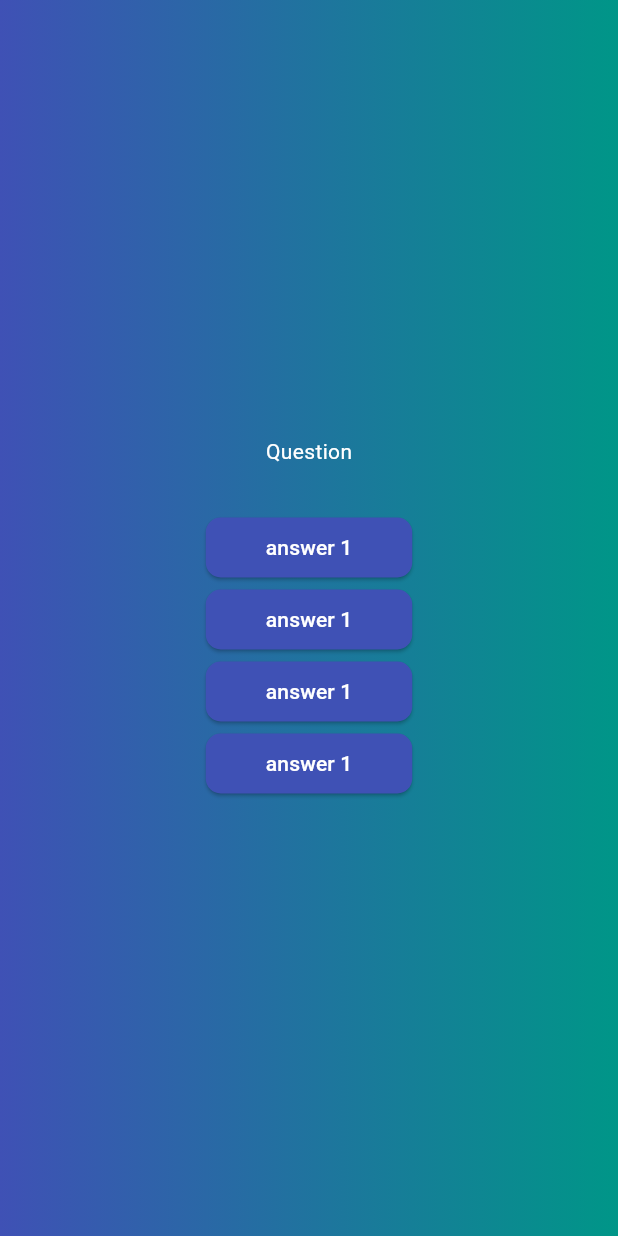
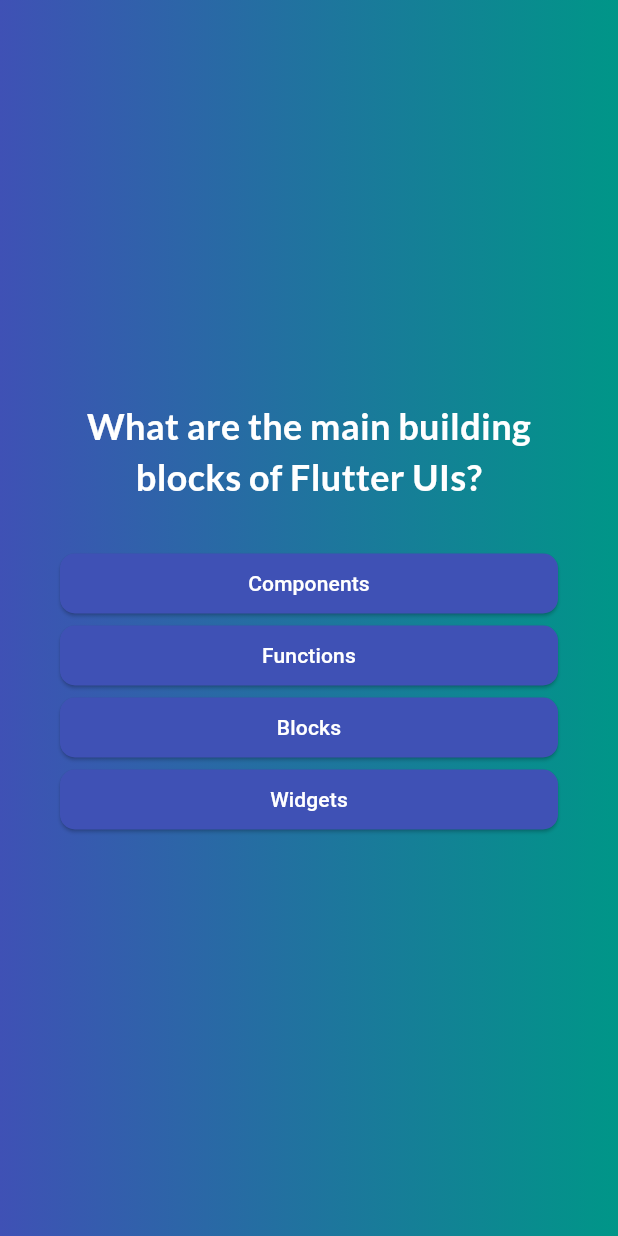
Before and after one commit to sinbruh/quiz_app, a Flutter app: the screen it shows after launch, after a tap on "Start", on a phone screen of 412 x 824 dp. Run offline on Flutter 3.47's test engine with Material 3 defaults, Android fonts, the phone set to English and light mode, and no system bars; our stand-ins replace google_fonts.

Commit message:
feat:basic questions screen

```diff
--- a/lib/answer_button.dart
+++ b/lib/answer_button.dart
@@ -1,10 +1,12 @@
 import 'package:flutter/material.dart';
+import 'package:quiz_app/data/questions.dart';
 
 class AnswerButton extends StatelessWidget {
   const AnswerButton(this.answerText, this.onTap, {super.key});
 
   final String answerText;
   final void Function() onTap;
+
 
   @override
   Widget build(BuildContext context) {
@@ -16,6 +18,6 @@ class AnswerButton extends StatelessWidget {
             foregroundColor: Colors.white,
             shape: RoundedRectangleBorder(
                 borderRadius: BorderRadius.circular(10))),
-        child: Text(answerText));
+        child: Text(answerText, textAlign: TextAlign.center,));
   }
 }
--- a/lib/models/quiz_questions.dart
+++ b/lib/models/quiz_questions.dart
@@ -3,4 +3,10 @@ class QuizQuestion {
 
   final String text;
   final List<String> answers;
+
+  List<String> getShuffledAnswers() {
+    final shuffledList = List.of(answers);
+    shuffledList.shuffle();
+    return shuffledList;
+  }
 }
--- a/lib/questions_screen.dart
+++ b/lib/questions_screen.dart
@@ -1,5 +1,8 @@
 import 'package:flutter/material.dart';
 import 'package:quiz_app/answer_button.dart';
+import 'package:quiz_app/models/quiz_questions.dart';
+import 'data/questions.dart';
+import 'package:google_fonts/google_fonts.dart';
 
 class QuestionsScreen extends StatefulWidget {
   const QuestionsScreen({super.key});
@@ -11,25 +14,42 @@ class QuestionsScreen extends StatefulWidget {
 }
 
 class _QuestionsScreenState extends State<QuestionsScreen> {
+  var currentQuestionIndex = 0;
+
+  void answerQuestion() {
+    setState(() {
+      currentQuestionIndex++;
+    });
+  }
+
   @override
   Widget build(BuildContext context) {
+    final QuizQuestion currentQuestion = questions[currentQuestionIndex];
+
     return SizedBox(
         width: double.infinity,
+        child: Container(
+            margin: const EdgeInsets.all(40),
             child: Column(
               mainAxisAlignment: MainAxisAlignment.center,
+              crossAxisAlignment: CrossAxisAlignment.stretch,
+
               children: [
-            const Text(
-              'Question',
-              style: TextStyle(color: Colors.white),
+                Text(
+                  currentQuestion.text,
+                  style: GoogleFonts.lato(color: Colors.white,
+                  fontSize: 24,
+                  fontWeight: FontWeight.bold),
+                  textAlign: TextAlign.center,
                 ),
                 const SizedBox(
                   height: 30,
                 ),
-            AnswerButton('answer 1', () {}),
-            AnswerButton('answer 1', () {}),
-            AnswerButton('answer 1', () {}),
-            AnswerButton('answer 1', () {}),
+                ...currentQuestion.getShuffledAnswers().map((item) {
+                  return AnswerButton(item, answerQuestion);
+                })
               ],
-        ));
+            ))
+    );
   }
 }
--- a/pubspec.yaml
+++ b/pubspec.yaml
@@ -35,6 +35,7 @@ dependencies:
   # The following adds the Cupertino Icons font to your application.
   # Use with the CupertinoIcons class for iOS style icons.
   cupertino_icons: ^1.0.8
+  google_fonts: ^6.2.1
 
 dev_dependencies:
   flutter_test:
```
Also changed, not shown: pubspec.lock. Lines whose indentation alone changed are shown as unchanged.
